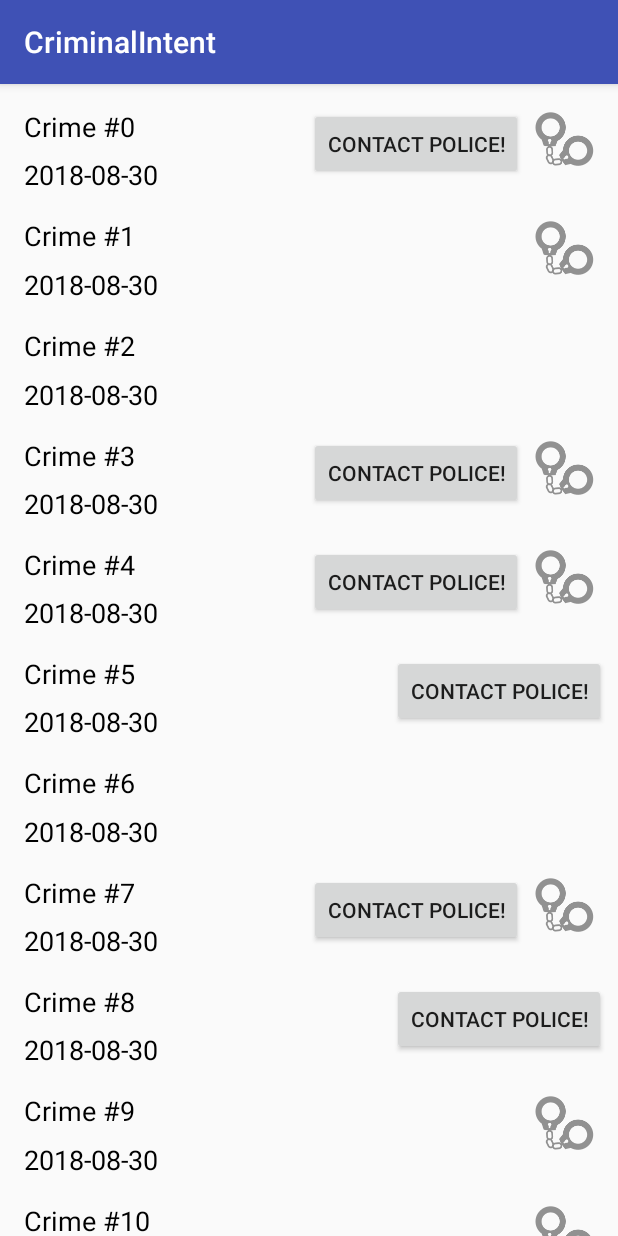
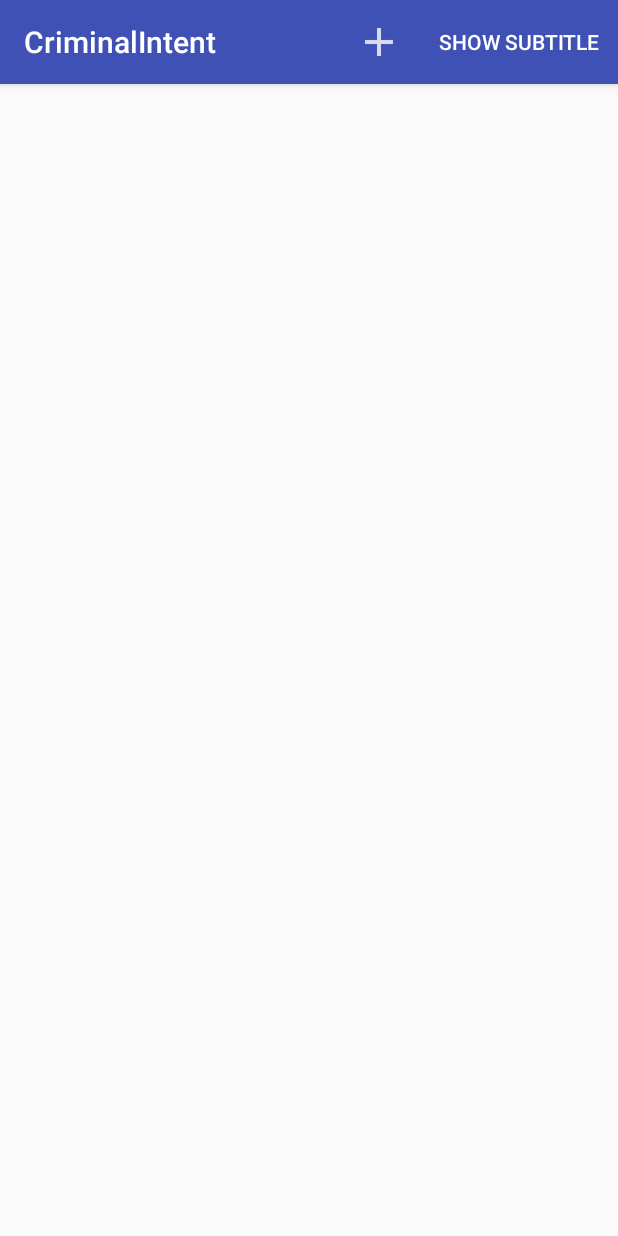
Before and after one commit to NikolaMr/LearningAndroid, an Android app: the screen it shows after launch (CrimeListActivity), on a phone screen of 412 x 824 dp. Run offline under Robolectric (Android 15) with nearby library versions, the phone set to English and light mode, and no system bars.

Commit message:
Added moving up in the hierarchy from the CrimeFragment, added show/hide subtitle, added New Crime menu entry to the CrimeList, added deletion menu entry in the CrimeFragment, set subtitle to be have the plural ability. Chapter 13 done with first two challenges implemented.

```diff
--- a/CriminalIntent/app/build.gradle
+++ b/CriminalIntent/app/build.gradle
@@ -27,6 +27,6 @@ dependencies {
     testCompile 'junit:junit:4.12'
     compile 'com.android.support:recyclerview-v7:25.3.1'
     compile 'com.android.support.constraint:constraint-layout:1.0.2'
-    implementation 'com.android.support:support-v4:25.3.1'
-    implementation 'com.android.support:appcompat-v7:25.3.1'
+    compile 'com.android.support:support-v4:25.3.1'
+    compile 'com.android.support:appcompat-v7:25.3.1'
 }
--- a/CriminalIntent/app/src/main/AndroidManifest.xml
+++ b/CriminalIntent/app/src/main/AndroidManifest.xml
@@ -16,7 +16,9 @@
                 <category android:name="android.intent.category.LAUNCHER" />
             </intent-filter>
         </activity>
-        <activity android:name=".CrimePagerActivity">
+        <activity
+            android:name=".CrimePagerActivity"
+            android:parentActivityName=".CrimeListActivity">
         </activity>
     </application>
 
--- a/CriminalIntent/app/src/main/java/com/nikola/example/criminalintent/CrimeLab.java
+++ b/CriminalIntent/app/src/main/java/com/nikola/example/criminalintent/CrimeLab.java
@@ -26,18 +26,11 @@ public class CrimeLab {
 
     private CrimeLab(Context context) {
         mCrimes = new ArrayList<>();
+    }
 
-        Random r = new Random();
-
-        for (int i = 0; i < 100; ++i)
-        {
-            Crime crime = new Crime();
-            crime.setTitle("Crime #" + i);
-            crime.setSolved(r.nextBoolean());
-            crime.setRequiresPolice(r.nextBoolean());
-            mCrimes.add(crime);
-            mCrimeMap.put(crime.getId(), crime);
-        }
+    public void addCrime(Crime c) {
+        mCrimes.add(c);
+        mCrimeMap.put(c.getId(), c);
     }
 
     public List<Crime> getCrimes() {
@@ -48,4 +41,10 @@ public class CrimeLab {
     {
         return mCrimeMap.get(id);
     }
+
+    public void removeCrime(UUID id) {
+        Crime c = getCrime(id);
+        mCrimeMap.remove(id);
+        mCrimes.remove(c);
+    }
 }
--- a/CriminalIntent/app/src/main/java/com/nikola/example/criminalintent/CrimeListFragment.java
+++ b/CriminalIntent/app/src/main/java/com/nikola/example/criminalintent/CrimeListFragment.java
@@ -6,10 +6,14 @@ import android.os.Bundle;
 import android.support.annotation.Nullable;
 import android.support.v4.app.Fragment;
 import android.support.v4.widget.TextViewCompat;
+import android.support.v7.app.AppCompatActivity;
 import android.support.v7.widget.LinearLayoutManager;
 import android.support.v7.widget.RecyclerView;
 import android.text.format.DateFormat;
 import android.view.LayoutInflater;
+import android.view.Menu;
+import android.view.MenuInflater;
+import android.view.MenuItem;
 import android.view.View;
 import android.view.ViewGroup;
 import android.widget.Button;
@@ -25,10 +29,19 @@ import java.util.List;
 
 public class CrimeListFragment extends Fragment {
 
+    private static final String SAVED_SUBTITLE_VISIBLE = "subtitle";
+
     private RecyclerView mCrimeRecyclerView;
     private CrimeAdapter mAdapter;
+    private boolean mSubtitleVisible;
 
     private int mHolderChangedIndex = -1;
+
+    @Override
+    public void onCreate(@Nullable Bundle savedInstanceState) {
+        super.onCreate(savedInstanceState);
+        setHasOptionsMenu(true);
+    }
 
     @Nullable
     @Override
@@ -37,6 +50,10 @@ public class CrimeListFragment extends Fragment {
 
         mCrimeRecyclerView = (RecyclerView) view.findViewById(R.id.crime_recycler_view);
         mCrimeRecyclerView.setLayoutManager(new LinearLayoutManager(getActivity()));
+
+        if (savedInstanceState != null) {
+            mSubtitleVisible = savedInstanceState.getBoolean(SAVED_SUBTITLE_VISIBLE);
+        }
 
         updateUI();
 
@@ -55,6 +72,7 @@ public class CrimeListFragment extends Fragment {
         }
 //        mAdapter = new CrimeAdapter(crimes);
 //        mCrimeRecyclerView.setAdapter(mAdapter);
+        updateSubtitle();
     }
 
     @Override
@@ -64,6 +82,57 @@ public class CrimeListFragment extends Fragment {
 //            CrimeListFragment.this.mAdapter.notifyItemChanged(mHolderChangedIndex);
 //        }
         updateUI();
+    }
+
+    @Override
+    public void onSaveInstanceState(Bundle outState) {
+        super.onSaveInstanceState(outState);
+        outState.putBoolean(SAVED_SUBTITLE_VISIBLE, mSubtitleVisible);
+    }
+
+    @Override
+    public void onCreateOptionsMenu(Menu menu, MenuInflater inflater) {
+        super.onCreateOptionsMenu(menu, inflater);
+        inflater.inflate(R.menu.fragment_crime_list, menu);
+
+        MenuItem subtitleItem = menu.findItem(R.id.show_subtitle);
+        if (mSubtitleVisible) {
+            subtitleItem.setTitle(R.string.hide_subtitle);
+        } else {
+            subtitleItem.setTitle(R.string.show_subtitle);
+        }
+    }
+
+    @Override
+    public boolean onOptionsItemSelected(MenuItem item) {
+        switch (item.getItemId()) {
+            case R.id.new_crime:
+                Crime crime = new Crime();
+                CrimeLab.get(getActivity()).addCrime(crime);
+                Intent intent = CrimePagerActivity.newIntent(getActivity(), crime.getId());
+                startActivity(intent);
+                return true;
+            case R.id.show_subtitle:
+                mSubtitleVisible = !mSubtitleVisible;
+                getActivity().invalidateOptionsMenu();
+                updateSubtitle();
+                return true;
+            default:
+                return super.onOptionsItemSelected(item);
+        }
+    }
+
+    private void updateSubtitle() {
+        CrimeLab crimeLab = CrimeLab.get(getActivity());
+        int crimeCount = crimeLab.getCrimes().size();
+        String subtitle = getResources().getQuantityString(R.plurals.subtitle_plural, crimeCount, crimeCount);
+
+        if (!mSubtitleVisible) {
+            subtitle = null;
+        }
+
+        AppCompatActivity activity = (AppCompatActivity) getActivity();
+        activity.getSupportActionBar().setSubtitle(subtitle);
     }
 
     private class CrimeHolder extends RecyclerView.ViewHolder
--- /dev/null
+++ b/CriminalIntent/app/src/main/res/menu/fragment_crime_list.xml
@@ -0,0 +1,16 @@
+<?xml version="1.0" encoding="utf-8"?>
+<menu
+    xmlns:android="http://schemas.android.com/apk/res/android"
+    xmlns:app="http://schemas.android.com/apk/res-auto">
+    <item
+        android:id="@+id/new_crime"
+        android:icon="@drawable/ic_menu_add"
+        android:title="@string/new_crime"
+        app:showAsAction="ifRoom|withText"/>
+    <item
+        android:id="@+id/show_subtitle"
+        android:title="@string/show_subtitle"
+        app:showAsAction="ifRoom"
+        />
+
+</menu>
--- a/CriminalIntent/app/src/main/res/values/strings.xml
+++ b/CriminalIntent/app/src/main/res/values/strings.xml
@@ -8,4 +8,12 @@
     <string name="crime_title">Crime Title</string>
     <string name="contact_police">Contact police!</string>
     <string name="date_picker_title">Date of crime:</string>
+    <string name="new_crime">New Crime</string>
+    <string name="delete_crime">Delete Crime</string>
+    <string name="show_subtitle">Show Subtitle</string>
+    <string name="hide_subtitle">Hide Subtitle</string>
+    <plurals name="subtitle_plural">
+        <item quantity="one">%1$d crime</item>
+        <item quantity="other">%1$d crimes</item>
+    </plurals>
 </resources>
```
Also changed, not shown: CriminalIntent/app/src/main/java/com/nikola/example/criminalintent/CrimeFragment.java (+28 -0 lines), CriminalIntent/app/src/main/res/menu/fragment_crime_delete.xml (added, +11 -0 lines), CriminalIntent/app/src/main/res/drawable-hdpi/ic_menu_add.png (added), CriminalIntent/app/src/main/res/drawable-hdpi/ic_menu_delete.png (added), CriminalIntent/app/src/main/res/drawable-mdpi/ic_menu_add.png (added), CriminalIntent/app/src/main/res/drawable-mdpi/ic_menu_delete.png (added), CriminalIntent/app/src/main/res/drawable-xhdpi/ic_menu_add.png (added), CriminalIntent/app/src/main/res/drawable-xhdpi/ic_menu_delete.png (added), CriminalIntent/app/src/main/res/drawable-xxhdpi/ic_menu_add.png (added), CriminalIntent/app/src/main/res/drawable-xxhdpi/ic_menu_delete.png (added).
